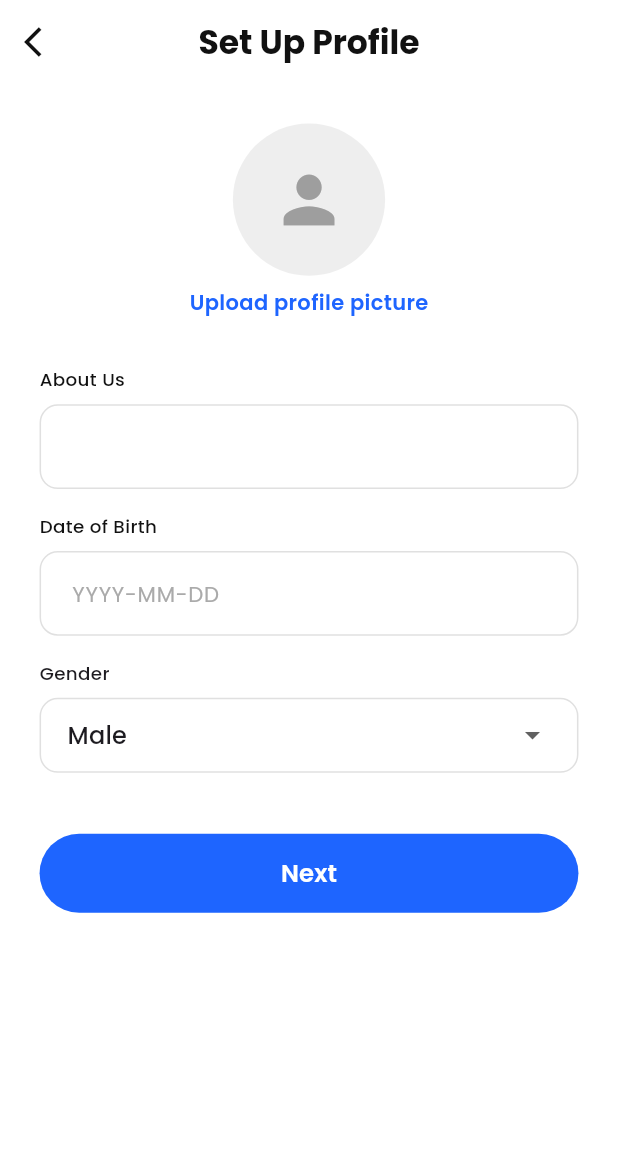
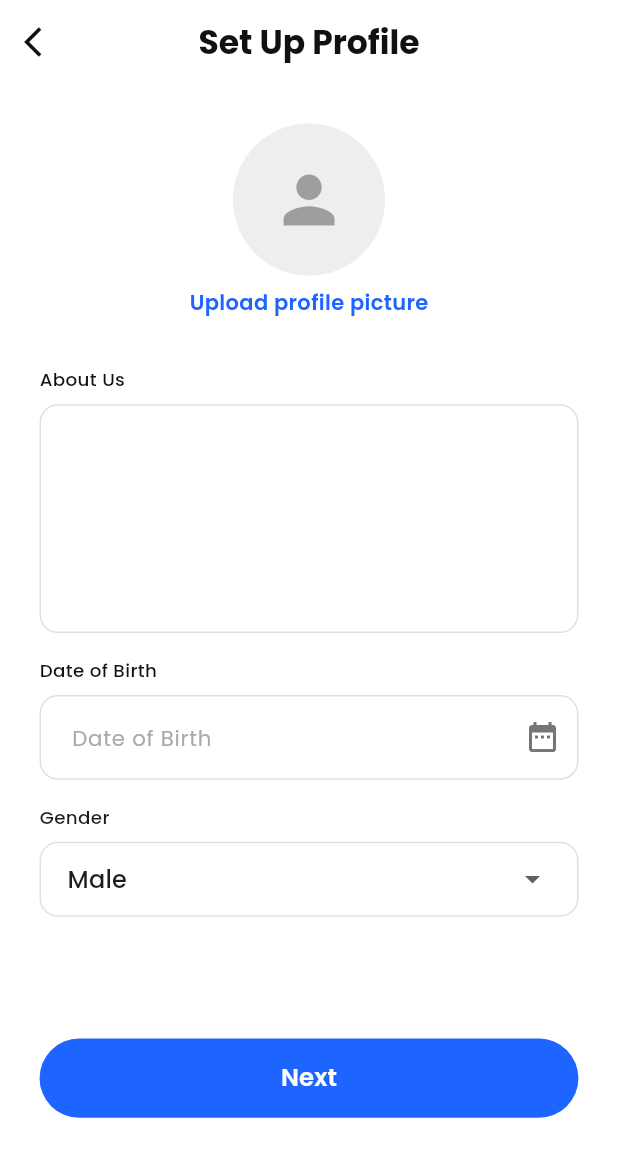
Before and after one commit to SaidurRahman1004/sm_product_manager, a Flutter app: the SetupProfileScreen screen opened by its route, on a phone screen of 412 x 824 dp. Shown: the top 1157 px of the screen. Run offline on Flutter 3.47's test engine with Material 3 defaults, Android fonts, the phone set to English and light mode, and no system bars; our stand-ins replace cached_network_image, connectivity_plus, dotted_border, flutter_screenutil, flutter_spinkit, get and 6 more; accounts and stored records are empty; network calls fail.

Commit message:
Bug Fixes

```diff
--- a/lib/controllers/auth/auth_controller.dart
+++ b/lib/controllers/auth/auth_controller.dart
@@ -198,6 +198,10 @@ class AuthController extends GetxController {
       final data = jsonDecode(response.body);
 
       if (response.statusCode == 200 && data['success'] == true) {
+        if (data['data'] != null && data['data']['token'] != null) {
+          await SharedPrefsHelper.saveToken(data['data']['token']);
+        }
+
         if (isFromRegister) {
           _showDynamicSuccessDialog(
             title: AppStrings.registerSuccessHeading,
--- a/lib/controllers/product/product_controller.dart
+++ b/lib/controllers/product/product_controller.dart
@@ -39,9 +39,6 @@ class ProductController extends GetxController {
     if (success) {
       // Refresh list
       await fetchProducts();
-      Get.snackbar(AppStrings.success, 'Product created successfully');
-    } else {
-      Get.snackbar(AppStrings.error, 'Failed to create product');
     }
     isActionLoading.value = false;
     return success;
@@ -54,9 +51,6 @@ class ProductController extends GetxController {
     if (success) {
       // Refresh list
       await fetchProducts();
-      Get.snackbar(AppStrings.success, 'Product updated successfully');
-    } else {
-      Get.snackbar(AppStrings.error, 'Failed to update product');
     }
     isActionLoading.value = false;
     return success;
--- a/lib/core/constants/app_assets.dart
+++ b/lib/core/constants/app_assets.dart
@@ -4,7 +4,7 @@ class AppAssets {
 
   // Images
   static const String bulbSignIn = '$_imagePath/bulbSignIn1.png';
-  static const String congratulations = '$_imagePath/Congratulations.png';
+  static const String congratulations = '$_imagePath/congratulations.png';
   static const String fanProduct = '$_imagePath/fanProduct.png';
   static const String headphoneProduct = '$_imagePath/HeadphoneProduct.png';
   static const String lightProduct = '$_imagePath/lightProduct.png';
--- a/lib/ui/screens/home/add_edit_product_screen.dart
+++ b/lib/ui/screens/home/add_edit_product_screen.dart
@@ -12,7 +12,7 @@ import '../../widgets/custom_button.dart';
 class AddEditProductScreen extends StatelessWidget {
   AddEditProductScreen({super.key});
 
-  final AddEditProductController controller = Get.find<AddEditProductController>();
+  final AddEditProductController controller = Get.put(AddEditProductController());
 
   @override
   Widget build(BuildContext context) {
--- a/lib/ui/screens/home/home_screen.dart
+++ b/lib/ui/screens/home/home_screen.dart
@@ -14,9 +14,8 @@ import '../../widgets/product_card.dart';
 class HomeScreen extends StatelessWidget {
   HomeScreen({super.key});
 
-  final ProductController productController = Get.find<ProductController>();
-  final ProfileController profileController = Get.find<ProfileController>();
-
+  final ProductController productController = Get.put(ProductController());
+  final ProfileController profileController = Get.put(ProfileController());
   @override
   Widget build(BuildContext context) {
     return Scaffold(
--- a/lib/ui/screens/home/product_details_screen.dart
+++ b/lib/ui/screens/home/product_details_screen.dart
@@ -14,7 +14,7 @@ import '../../widgets/custom_button.dart';
 class ProductDetailsScreen extends StatelessWidget {
   ProductDetailsScreen({super.key});
 
-  final ProductController controller = Get.find<ProductController>();
+  final ProductController controller = Get.put(ProductController());
 
   @override
   Widget build(BuildContext context) {
--- a/lib/ui/screens/profile/setup_profile_screen.dart
+++ b/lib/ui/screens/profile/setup_profile_screen.dart
@@ -11,7 +11,7 @@ import '../../widgets/custom_textfield.dart';
 class SetupProfileScreen extends StatelessWidget {
   SetupProfileScreen({super.key});
 
-  final ProfileSetupController controller = Get.find<ProfileSetupController>();
+  final ProfileSetupController controller = Get.put(ProfileSetupController());
 
   @override
   Widget build(BuildContext context) {
@@ -57,6 +57,7 @@ class SetupProfileScreen extends StatelessWidget {
               CustomTextField(
                 label: AppStrings.aboutUs,
                 controller: controller.aboutUsController,
+                maxline: 5,
               ),
               SizedBox(height: 16.h),
 
@@ -77,7 +78,9 @@ class SetupProfileScreen extends StatelessWidget {
                   child: CustomTextField(
                     label: AppStrings.dateOfBirth,
                     controller: controller.dobController,
-                    hintText: 'YYYY-MM-DD',
+                    hintText: 'Date of Birth',
+                    suffixIcon: Icons.date_range,
+
                   ),
                 ),
               ),
@@ -106,7 +109,7 @@ class SetupProfileScreen extends StatelessWidget {
                 ),
               )),
 
-              SizedBox(height: 40.h),
+              SizedBox(height: 80.h),
               Obx(() => CustomButton(
                 text: AppStrings.btnNext,
                 isLoading: controller.isLoading.value,
--- a/lib/ui/widgets/custom_textfield.dart
+++ b/lib/ui/widgets/custom_textfield.dart
@@ -8,7 +8,9 @@ class CustomTextField extends StatefulWidget {
   final String? hintText;
   final TextEditingController controller;
   final bool isPassword;
+  final IconData? suffixIcon;
   final TextInputType keyboardType;
+  final int? maxline;
   final String? Function(String?)? validator;
 
   const CustomTextField({
@@ -19,6 +21,8 @@ class CustomTextField extends StatefulWidget {
     this.isPassword = false,
     this.keyboardType = TextInputType.text,
     this.validator,
+    this.suffixIcon,
+    this.maxline,
   });
 
   @override
@@ -47,6 +51,7 @@ class _CustomTextFieldState extends State<CustomTextField> {
           obscureText: widget.isPassword ? _obscureText : false,
           keyboardType: widget.keyboardType,
           validator: widget.validator,
+          maxLines: widget.isPassword ? 1 : widget.maxline,
           decoration: InputDecoration(
             hintText: widget.hintText,
             hintStyle: TextStyle(
@@ -72,7 +77,9 @@ class _CustomTextFieldState extends State<CustomTextField> {
               borderSide: const BorderSide(color: AppColors.primaryBlue),
             ),
 
-            suffixIcon: widget.isPassword
+            suffixIcon: widget.suffixIcon != null
+                ? Icon(widget.suffixIcon, color: AppColors.textGrey)
+                : widget.isPassword
                 ? IconButton(
                     icon: Icon(
                       _obscureText
```
Also changed, not shown: lib/controllers/product/add_edit_product_controller.dart (+43 -0 lines), lib/controllers/profile/profile_setup_controller.dart (+41 -10 lines), lib/data/repositories/product_repository.dart (+27 -9 lines), lib/ui/screens/profile/profile_screen.dart (+6 -4 lines), lib/ui/widgets/product_card.dart (+17 -5 lines), assets/images/HeadphoneProduct.png (deleted), assets/images/congratulations.png (renamed from assets/images/Congratulations.png), assets/images/fanProduct.png (deleted), assets/images/lightProduct.png (deleted), 3 other files.
